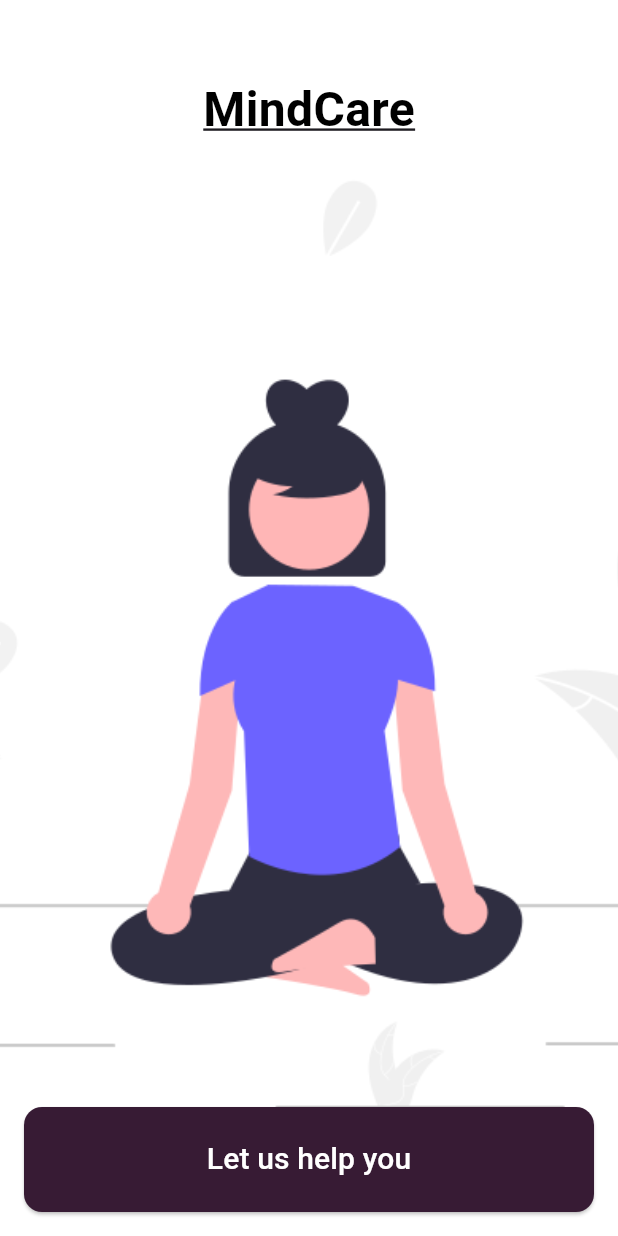
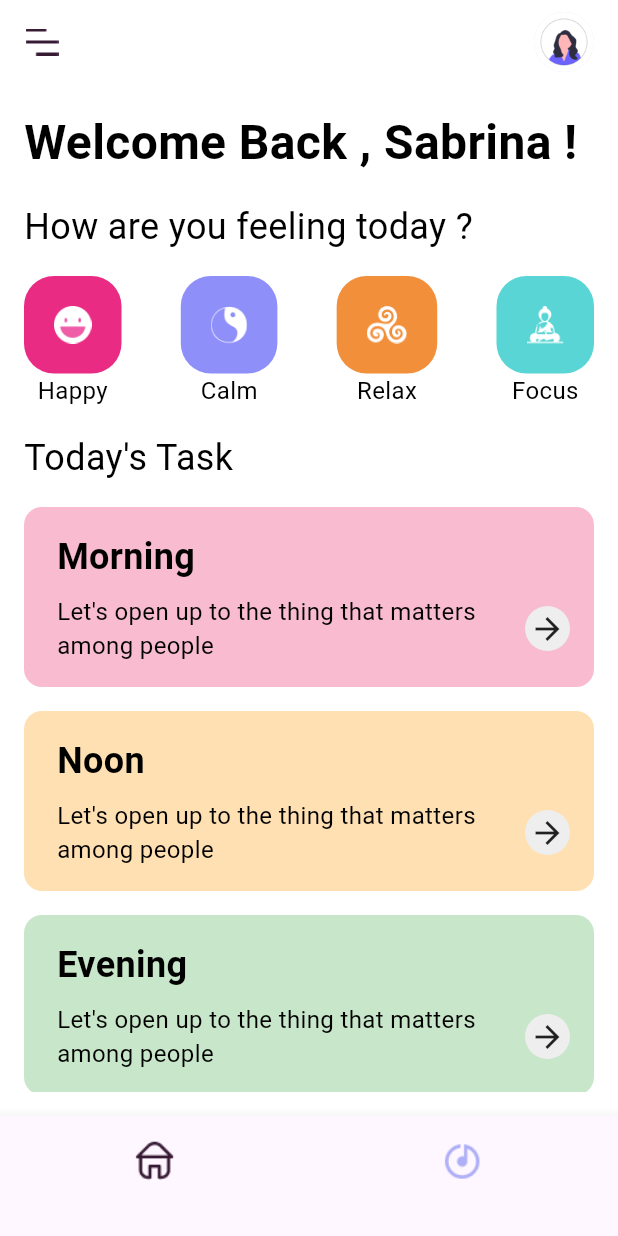
Before and after one commit to manthan-chauhan-17/MindCare, a Flutter app: the screen it shows after launch, on a phone screen of 412 x 824 dp. Run offline on Flutter 3.47's test engine with Material 3 defaults, Android fonts, the phone set to English and light mode, and no system bars; our stand-ins replace flutter_bloc, google_fonts.

```diff
--- /dev/null
+++ b/lib/features/meditation/presentation/pages/meditation_screen.dart
@@ -0,0 +1,107 @@
+import 'package:flutter/material.dart';
+import 'package:mind_care/features/meditation/presentation/widgets/feeling_button.dart';
+import 'package:mind_care/features/meditation/presentation/widgets/task_card.dart';
+import 'package:mind_care/theme.dart';
+
+class MeditationScreen extends StatelessWidget {
+  const MeditationScreen({super.key});
+
+  @override
+  Widget build(BuildContext context) {
+    return Scaffold(
+      appBar: AppBar(
+        backgroundColor: DefaultColors.white,
+        elevation: 0,
+        leading: Image.asset("assets/images/menu_burger.png"),
+        actions: const [
+          CircleAvatar(
+            backgroundImage: AssetImage("assets/images/profile.png"),
+          ),
+          SizedBox(
+            width: 16,
+          ),
+        ],
+      ),
+      backgroundColor: DefaultColors.white,
+      body: Container(
+        padding: const EdgeInsets.all(16.0),
+        child: SingleChildScrollView(
+          child: Column(
+            crossAxisAlignment: CrossAxisAlignment.start,
+            children: [
+              Text(
+                "Welcome Back , Sabrina !",
+                style: AppTheme.lightTheme.textTheme.titleLarge,
+              ),
+              const SizedBox(
+                height: 16.0,
+              ),
+              Text(
+                "How are you feeling today ?",
+                style: AppTheme.lightTheme.textTheme.titleMedium,
+              ),
+              const SizedBox(
+                height: 16.0,
+              ),
+              const Row(
+                mainAxisAlignment: MainAxisAlignment.spaceBetween,
+                children: [
+                  FeelingButton(
+                      label: "Happy",
+                      image: "assets/images/happy.png",
+                      color: DefaultColors.pink),
+                  FeelingButton(
+                      label: "Calm",
+                      image: "assets/images/calm.png",
+                      color: DefaultColors.purple),
+                  FeelingButton(
+                      label: "Relax",
+                      image: "assets/images/relax.png",
+                      color: DefaultColors.orange),
+                  FeelingButton(
+                      label: "Focus",
+                      image: "assets/images/focus.png",
+                      color: DefaultColors.lightteal),
+                ],
+              ),
+              const SizedBox(
+                height: 16.0,
+              ),
+              Text(
+                "Today's Task",
+                style: AppTheme.lightTheme.textTheme.titleMedium,
+              ),
+              const SizedBox(
+                height: 16.0,
+              ),
+              TaskCard(
+                title: "Morning",
+                description:
+                    "Let's open up to the thing that matters among people",
+                color: DefaultColors.task1,
+              ),
+              const SizedBox(
+                height: 16.0,
+              ),
+              TaskCard(
+                title: "Noon",
+                description:
+                    "Let's open up to the thing that matters among people",
+                color: DefaultColors.task2,
+              ),
+              const SizedBox(
+                height: 16.0,
+              ),
+              TaskCard(
+                title: "Evening",
+                description:
+                    "Let's open up to the thing that matters among people",
+                color: DefaultColors.task3,
+              ),
+            ],
+          ),
+        ),
+      ),
+    );
+  }
+}
--- /dev/null
+++ b/lib/features/meditation/presentation/widgets/feeling_button.dart
@@ -0,0 +1,37 @@
+import 'package:flutter/material.dart';
+import 'package:mind_care/theme.dart';
+
+class FeelingButton extends StatelessWidget {
+  const FeelingButton({
+    super.key,
+    required this.label,
+    required this.image,
+    required this.color,
+  });
+  final String label;
+  final String image;
+  final Color color;
+
+  @override
+  Widget build(BuildContext context) {
+    return Column(
+      children: [
+        Container(
+          padding: const EdgeInsets.all(20),
+          decoration: BoxDecoration(
+            borderRadius: BorderRadius.circular(20),
+            color: color,
+          ),
+          child: Image.asset(
+            image,
+            height: 25.0,
+          ),
+        ),
+        Text(
+          label,
+          style: AppTheme.lightTheme.textTheme.labelSmall,
+        )
+      ],
+    );
+  }
+}
--- /dev/null
+++ b/lib/features/meditation/presentation/widgets/task_card.dart
@@ -0,0 +1,69 @@
+import 'package:flutter/material.dart';
+import 'package:mind_care/theme.dart';
+
+class TaskCard extends StatelessWidget {
+  const TaskCard({
+    super.key,
+    required this.title,
+    required this.description,
+    required this.color,
+  });
+  final String title;
+  final String description;
+  final Color color;
+
+  @override
+  Widget build(BuildContext context) {
+    return Container(
+      padding: const EdgeInsets.all(16.0),
+      decoration: BoxDecoration(
+        color: color,
+        borderRadius: BorderRadius.circular(12.0),
+      ),
+      child: Row(
+        children: [
+          const SizedBox(
+            width: 6.0,
+          ),
+          Expanded(
+            child: Column(
+              crossAxisAlignment: CrossAxisAlignment.start,
+              children: [
+                Text(
+                  title,
+                  style: AppTheme.lightTheme.textTheme.labelMedium!.copyWith(
+                    fontWeight: FontWeight.bold,
+                  ),
+                ),
+                const SizedBox(
+                  height: 8.0,
+                ),
+                Row(
+                  children: [
+                    Flexible(
+                      child: Text(
+                        description,
+                        style: AppTheme.lightTheme.textTheme.labelSmall,
+                      ),
+                    ),
+                    const SizedBox(
+                      height: 3.0,
+                    ),
+                    Container(
+                      padding: const EdgeInsets.all(3.0),
+                      decoration: BoxDecoration(
+                        color: Colors.grey[200],
+                        borderRadius: BorderRadius.circular(50.0),
+                      ),
+                      child: const Icon(Icons.arrow_forward),
+                    )
+                  ],
+                )
+              ],
+            ),
+          )
+        ],
+      ),
+    );
+  }
+}
--- a/lib/main.dart
+++ b/lib/main.dart
@@ -1,4 +1,8 @@
 import 'package:flutter/material.dart';
+import 'package:flutter_bloc/flutter_bloc.dart';
+import 'package:mind_care/features/meditation/presentation/pages/meditation_screen.dart';
+import 'package:mind_care/screens/bottomNavBar/bloc/navigation_bloc.dart';
+import 'package:mind_care/screens/homePage/home_page.dart';
 import 'package:mind_care/screens/onboarding.dart';
 
 void main() {
@@ -10,9 +14,14 @@ class MyApp extends StatelessWidget {
 
   @override
   Widget build(BuildContext context) {
-    return const MaterialApp(
-      debugShowCheckedModeBanner: false,
-      home: Onboarding(),
+    return MultiBlocProvider(
+      providers: [
+        BlocProvider(create: (_) => NavigationBloc()),
+      ],
+      child: MaterialApp(
+        debugShowCheckedModeBanner: false,
+        home: HomePage(),
+      ),
     );
   }
 }
--- /dev/null
+++ b/lib/screens/bottomNavBar/bloc/navigation_bloc.dart
@@ -0,0 +1,11 @@
+import 'package:flutter_bloc/flutter_bloc.dart';
+import 'package:mind_care/screens/bottomNavBar/bloc/navigation_event.dart';
+import 'package:mind_care/screens/bottomNavBar/bloc/navigation_state.dart';
+
+class NavigationBloc extends Bloc<NavigationEvent, NavigationState> {
+  NavigationBloc() : super(NavigationChange(index: 0)) {
+    on<NavigateTo>((event, emit) {
+      emit(NavigationChange(index: event.index));
+    });
+  }
+}
--- /dev/null
+++ b/lib/screens/bottomNavBar/bloc/navigation_event.dart
@@ -0,0 +1,6 @@
+abstract class NavigationEvent {}
+
+class NavigateTo extends NavigationEvent {
+  final int index;
+  NavigateTo({required this.index});
+}
--- /dev/null
+++ b/lib/screens/bottomNavBar/bloc/navigation_state.dart
@@ -0,0 +1,6 @@
+abstract class NavigationState {}
+
+class NavigationChange extends NavigationState {
+  final int index;
+  NavigationChange({required this.index});
+}
--- /dev/null
+++ b/lib/screens/bottomNavBar/widgets/bottom_nav_bar.dart
@@ -0,0 +1,22 @@
+import 'package:flutter/material.dart';
+import 'package:flutter_bloc/flutter_bloc.dart';
+import 'package:mind_care/screens/bottomNavBar/bloc/navigation_bloc.dart';
+import 'package:mind_care/screens/bottomNavBar/bloc/navigation_event.dart';
+
+class BottomNavBar extends StatelessWidget {
+  const BottomNavBar(
+      {super.key, required this.items, required this.currentIndex});
+  final List<BottomNavigationBarItem> items;
+  final int currentIndex;
+
+  @override
+  Widget build(BuildContext context) {
+    return BottomNavigationBar(
+      items: items,
+      currentIndex: currentIndex,
+      onTap: (index) {
+        context.read<NavigationBloc>().add(NavigateTo(index: index));
+      },
+    );
+  }
+}
--- /dev/null
+++ b/lib/screens/homePage/home_page.dart
@@ -0,0 +1,74 @@
+import 'package:flutter/material.dart';
+import 'package:flutter_bloc/flutter_bloc.dart';
+import 'package:mind_care/features/meditation/presentation/pages/meditation_screen.dart';
+import 'package:mind_care/screens/bottomNavBar/bloc/navigation_bloc.dart';
+import 'package:mind_care/screens/bottomNavBar/bloc/navigation_state.dart';
+import 'package:mind_care/screens/bottomNavBar/widgets/bottom_nav_bar.dart';
+import 'package:mind_care/theme.dart';
+
+class HomePage extends StatelessWidget {
+  HomePage({super.key});
+
+  final List<Widget> pages = [
+    const MeditationScreen(),
+    const Scaffold(
+      body: Center(
+        child: Text(
+          "Music Screen",
+          style: TextStyle(color: Colors.green),
+        ),
+      ),
+    ),
+  ];
+
+  BottomNavigationBarItem createBottomNavItem(
+      {required String assetName,
+      required bool isActive,
+      required BuildContext context}) {
+    return BottomNavigationBarItem(
+        icon: Image.asset(
+          assetName,
+          height: 45,
+          color: isActive
+              ? AppTheme.lightTheme.focusColor
+              : AppTheme.lightTheme.primaryColor,
+        ),
+        label: '');
+  }
+
+  @override
+  Widget build(BuildContext context) {
+    return Scaffold(
+      body: BlocBuilder<NavigationBloc, NavigationState>(
+        builder: (context, state) {
+          debugPrint("state name : $state");
+          if (state is NavigationChange) {
+            return pages[state.index];
+          }
+          return pages[0];
+        },
+      ),
+      bottomNavigationBar: BlocBuilder<NavigationBloc, NavigationState>(
+          builder: (context, state) {
+        int currentIndex = 0;
+        if (state is NavigationChange) {
+          currentIndex = state.index;
+        }
+        final List<BottomNavigationBarItem> bottomNavItems = [
+          createBottomNavItem(
+              assetName: "assets/images/menu_home.png",
+              isActive: currentIndex == 0,
+              context: context),
+          createBottomNavItem(
+              assetName: "assets/images/menu_songs.png",
+              isActive: currentIndex == 1,
+              context: context),
+        ];
+        return BottomNavBar(
+          items: bottomNavItems,
+          currentIndex: currentIndex,
+        );
+      }),
+    );
+  }
+}
--- a/pubspec.yaml
+++ b/pubspec.yaml
@@ -36,6 +36,7 @@ dependencies:
   # Use with the CupertinoIcons class for iOS style icons.
   cupertino_icons: ^1.0.8
   google_fonts: ^6.2.1
+  flutter_bloc: ^8.1.6
 
 dev_dependencies:
   flutter_test:
```
Also changed, not shown: assets/images/calm.png (added), assets/images/focus.png (added), assets/images/happy.png (added), assets/images/menu_burger.png (added), assets/images/menu_home.png (added), assets/images/menu_songs.png (added), assets/images/profile.png (added), assets/images/relax.png (added), pubspec.lock.
